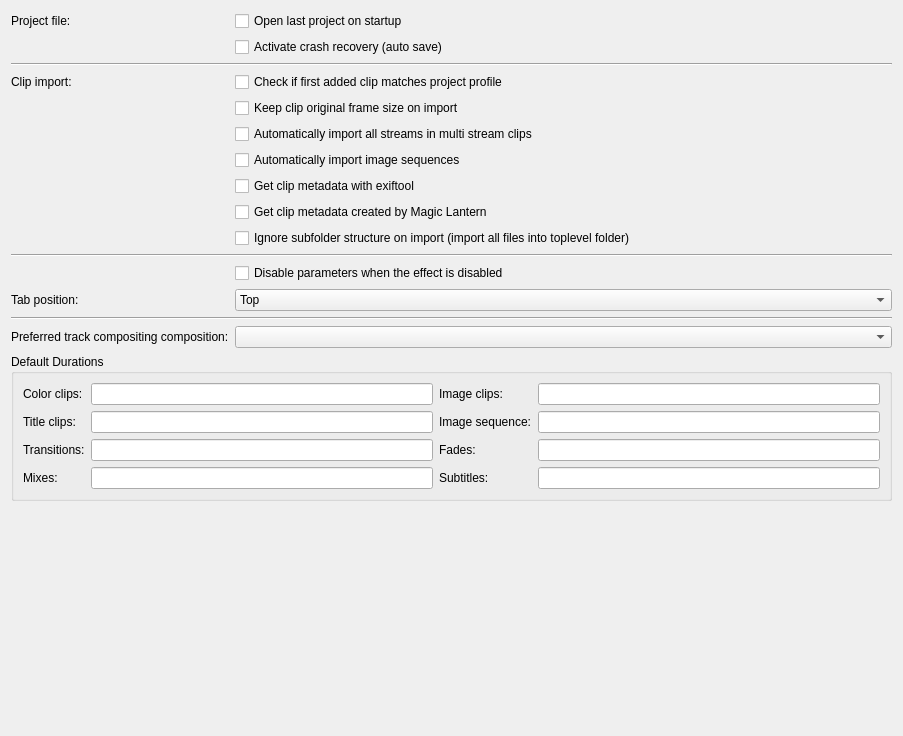
This is src/ui/configmisc_ui.ui in KDE/kdenlive as Qt 5 draws it before an edit. The edited form follows.
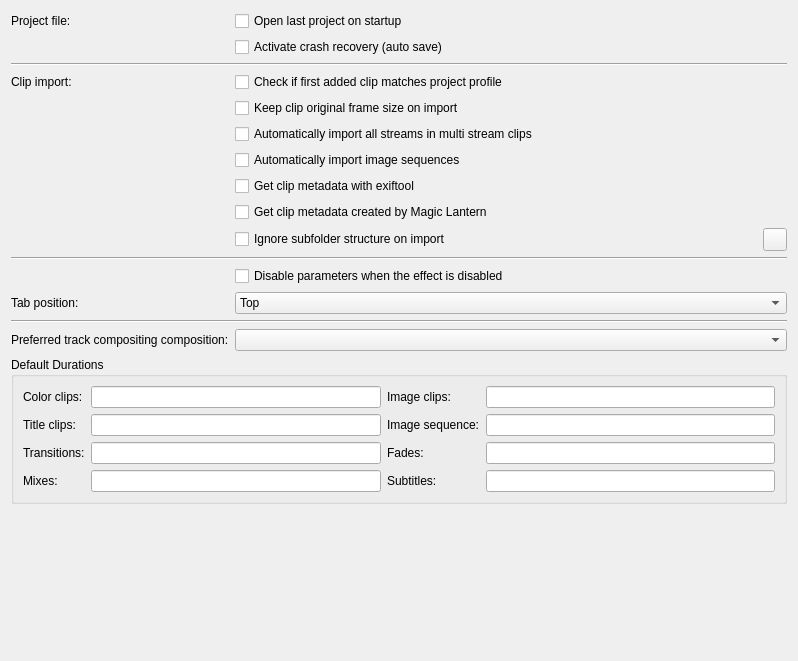
This is the edited form. Custom widgets are drawn as their Qt base class.

Commit message: Fix threading issue in seamless install, add context info buttons to settings page

What changed in the file:
```diff
--- a/src/ui/configmisc_ui.ui
+++ b/src/ui/configmisc_ui.ui
@@ -10,8 +10,8 @@
    <rect>
     <x>0</x>
     <y>0</y>
-    <width>903</width>
-    <height>736</height>
+    <width>798</width>
+    <height>661</height>
    </rect>
   </property>
   <layout class="QFormLayout" name="formLayout">
@@ -86,11 +86,22 @@
     </widget>
    </item>
    <item row="9" column="1">
-    <widget class="QCheckBox" name="kcfg_ignoresubdirstructure">
-     <property name="text">
-      <string>Ignore subfolder structure on import (import all files into toplevel folder)</string>
-     </property>
-    </widget>
+    <layout class="QHBoxLayout" name="horizontalLayout">
+     <item>
+      <widget class="QCheckBox" name="kcfg_ignoresubdirstructure">
+       <property name="text">
+        <string>Ignore subfolder structure on import</string>
+       </property>
+      </widget>
+     </item>
+     <item>
+      <widget class="KContextualHelpButton" name="kcontextualhelpbutton">
+       <property name="contextualHelpText">
+        <string>This will import all files into a toplevel folder</string>
+       </property>
+      </widget>
+     </item>
+    </layout>
    </item>
    <item row="10" column="0" colspan="2">
     <widget class="Line" name="line_2">
@@ -144,17 +155,17 @@
      </property>
     </widget>
    </item>
-   <item row="17" column="0">
+   <item row="14" column="0">
     <widget class="QLabel" name="label_10">
      <property name="text">
       <string>Preferred track compositing composition:</string>
      </property>
     </widget>
    </item>
-   <item row="17" column="1">
+   <item row="14" column="1">
     <widget class="QComboBox" name="preferredcomposite"/>
    </item>
-   <item row="18" column="0" colspan="2">
+   <item row="15" column="0" colspan="2">
     <widget class="QGroupBox" name="groupBox">
      <property name="title">
       <string>Default Durations</string>
@@ -243,7 +254,7 @@
      </layout>
     </widget>
    </item>
-   <item row="23" column="0">
+   <item row="16" column="0">
     <spacer>
      <property name="orientation">
       <enum>Qt::Orientation::Vertical</enum>
@@ -265,6 +276,13 @@
    </item>
   </layout>
  </widget>
+ <customwidgets>
+  <customwidget>
+   <class>KContextualHelpButton</class>
+   <extends>QToolButton</extends>
+   <header>kcontextualhelpbutton.h</header>
+  </customwidget>
+ </customwidgets>
  <tabstops>
   <tabstop>kcfg_openlastproject</tabstop>
   <tabstop>kcfg_crashrecovery</tabstop>
```
Left out of the diff: 14 changed lines with no effect on the pictures. The commit also changes 5 other files.
